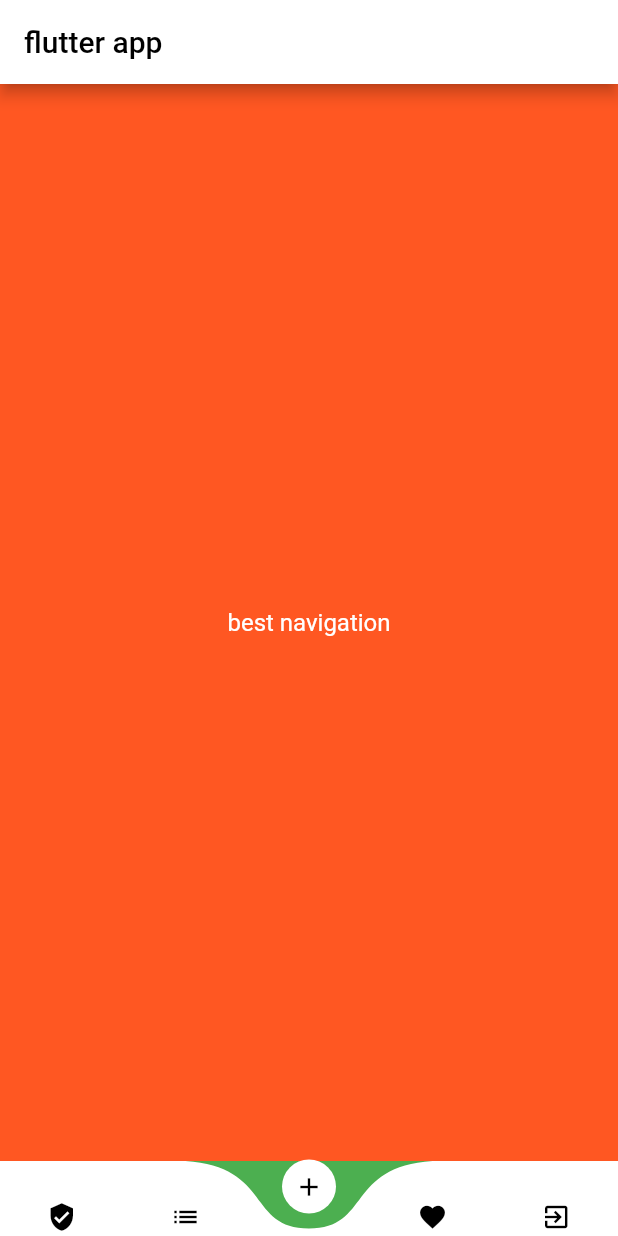
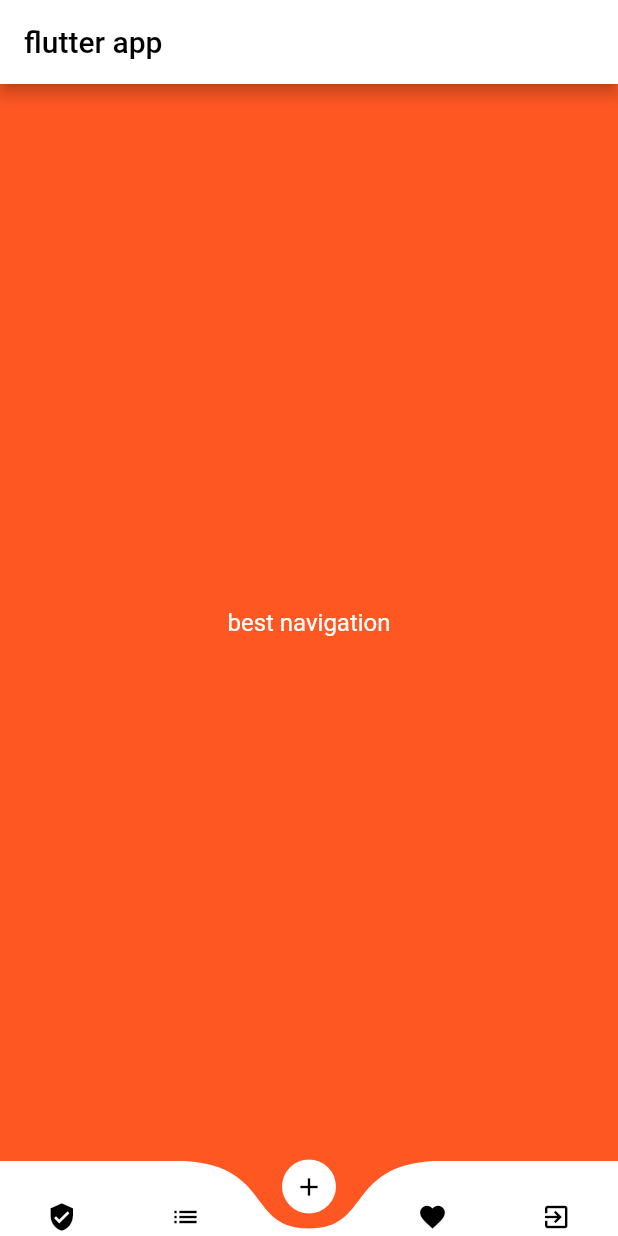
Before and after one commit to Alicode1382/Navigationbar, a Flutter app: the screen it shows after launch, on a phone screen of 412 x 824 dp. Run offline on Flutter 3.47's test engine with Material 2 defaults, Android fonts, the phone set to English and light mode, and no system bars; drawn by our look-alikes of curved_navigation_bar.

Commit message:
add Navigation bottom

```diff
--- a/lib/Navigation/Navigationbar.dart
+++ b/lib/Navigation/Navigationbar.dart
@@ -36,7 +36,7 @@ class _MyhomepageState extends State<Myhomepage> {
       ),
       bottomNavigationBar: new CurvedNavigationBar(
           color: Colors.white,
-          backgroundColor: Colors.green,
+          backgroundColor: Colors.deepOrange,
           buttonBackgroundColor: Colors.white,
           height: 50,
           animationDuration: new Duration(milliseconds: 200),
```
